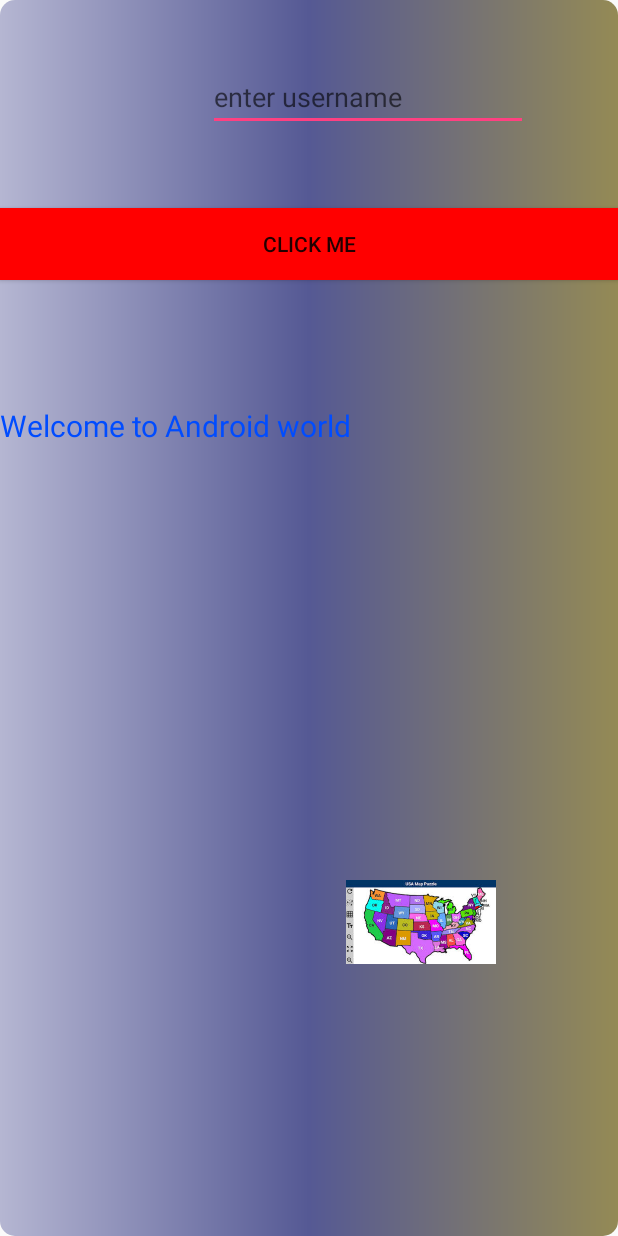
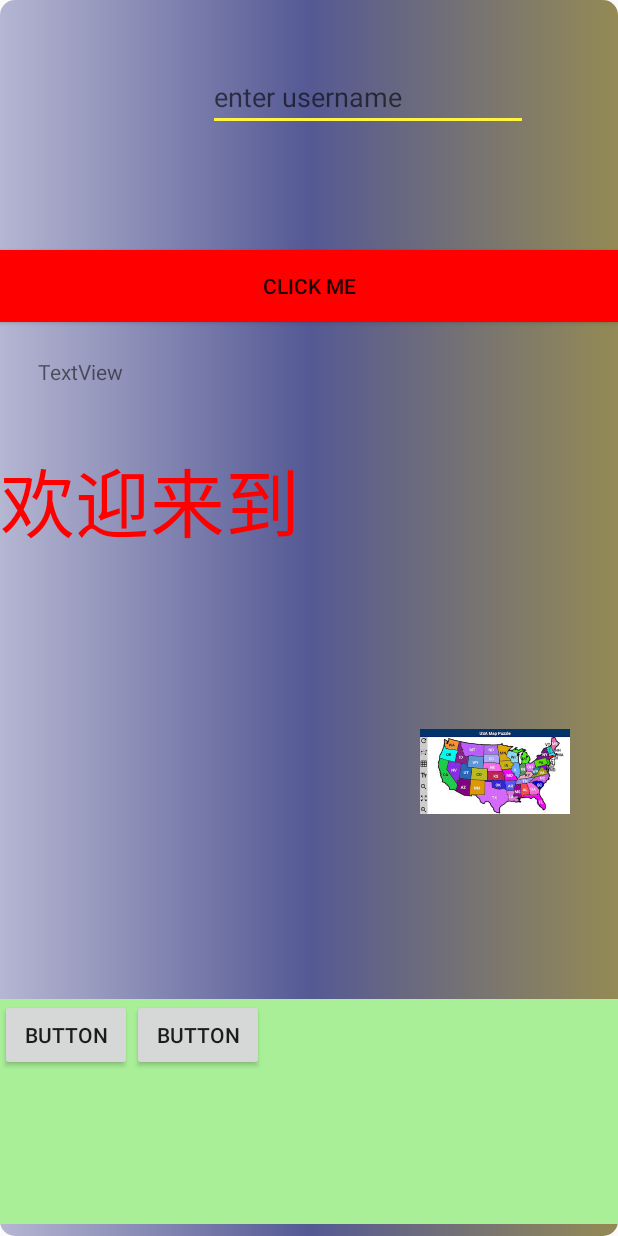
Before and after one commit to makansari/B21FirstProj, an Android app: the layout activity_main.xml on its own in the app's theme, with its tools: preview values and no code run, on a phone screen of 412 x 824 dp. Run offline under Robolectric (Android 15) with nearby library versions, the phone set to English and light mode, and no system bars.

Commit message:
third commit

```diff
--- /dev/null
+++ b/app/src/main/res/layout-land/activity_main.xml
@@ -0,0 +1,7 @@
+<?xml version="1.0" encoding="utf-8"?>
+<android.support.constraint.ConstraintLayout
+    xmlns:android="http://schemas.android.com/apk/res/android" android:layout_width="match_parent"
+    android:layout_height="match_parent"
+    android:background="#ff0">
+
+</android.support.constraint.ConstraintLayout>
--- a/app/src/main/res/layout/activity_main.xml
+++ b/app/src/main/res/layout/activity_main.xml
@@ -5,41 +5,42 @@
     android:layout_width="match_parent"
     android:layout_height="match_parent"
     android:background="@drawable/mygradient"
-    tools:context=".MainActivity">
+    tools:context=".MainActivity"
+    tools:layout_editor_absoluteY="25dp">
 
     <TextView
         android:id="@+id/textView"
+        style="@style/child_style"
         android:layout_width="match_parent"
         android:layout_height="wrap_content"
-        android:layout_marginBottom="139dp"
-        android:layout_marginTop="270dp"
-        android:text="Welcome to Android world"
-        android:textColor="#004cff"
-        android:textSize="20sp"
+        android:text="@string/mystring"
+
         app:layout_constraintBottom_toTopOf="@+id/imageView"
-        app:layout_constraintLeft_toLeftOf="parent"
-        app:layout_constraintRight_toRightOf="parent"
-        app:layout_constraintTop_toTopOf="parent" />
+        app:layout_constraintEnd_toEndOf="parent"
+        app:layout_constraintStart_toStartOf="parent"
+        app:layout_constraintTop_toBottomOf="@+id/button" />
 
     <Button
         android:id="@+id/button"
-        android:layout_width="match_parent"
+        android:layout_width="0dp"
         android:layout_height="wrap_content"
-        android:layout_marginBottom="83dp"
+        android:layout_marginBottom="82dp"
+        android:background="@drawable/button_background"
         android:text="CLICK ME"
-        android:background="@drawable/button_background"
+
         app:layout_constraintBottom_toTopOf="@+id/textView"
         app:layout_constraintEnd_toEndOf="parent"
-        app:layout_constraintStart_toStartOf="parent" />
+        app:layout_constraintStart_toStartOf="parent"
+        app:layout_constraintTop_toBottomOf="@+id/editText" />
 
     <ImageView
         android:id="@+id/imageView"
         android:layout_width="100dp"
         android:layout_height="0dp"
-        android:layout_marginBottom="31dp"
-        android:layout_marginEnd="81dp"
-        app:layout_constraintBottom_toBottomOf="parent"
-        app:layout_constraintEnd_toEndOf="parent"
+        android:layout_marginBottom="8dp"
+        android:layout_marginEnd="32dp"
+        app:layout_constraintBottom_toTopOf="@+id/linearLayout"
+        app:layout_constraintEnd_toEndOf="@+id/textView"
         app:layout_constraintTop_toBottomOf="@+id/textView"
         app:srcCompat="@drawable/usa" />
 
@@ -47,12 +48,49 @@
         android:id="@+id/editText"
         android:layout_width="wrap_content"
         android:layout_height="wrap_content"
+        android:layout_marginBottom="79dp"
         android:layout_marginEnd="60dp"
         android:layout_marginTop="42dp"
         android:ems="10"
         android:hint="enter username"
         android:inputType="textPersonName"
+        app:layout_constraintBottom_toTopOf="@+id/button"
         app:layout_constraintEnd_toEndOf="parent"
         app:layout_constraintTop_toTopOf="parent" />
 
+    <LinearLayout
+        android:id="@+id/linearLayout"
+        android:layout_width="match_parent"
+        android:layout_height="150dp"
+        android:layout_marginBottom="8dp"
+        android:background="#a9ef98"
+        android:orientation="horizontal"
+        app:layout_constraintBottom_toBottomOf="parent"
+        app:layout_constraintEnd_toEndOf="parent"
+        app:layout_constraintStart_toStartOf="parent"
+        app:layout_constraintTop_toBottomOf="@+id/imageView">
+
+        <Button
+            android:id="@+id/button2"
+            android:layout_width="wrap_content"
+            android:layout_height="wrap_content"
+            android:text="Button" />
+
+        <Button
+            android:id="@+id/button3"
+            android:layout_width="wrap_content"
+            android:layout_height="wrap_content"
+            android:text="Button" />
+    </LinearLayout>
+
+    <TextView
+        android:id="@+id/textView2"
+        android:layout_width="wrap_content"
+        android:layout_height="wrap_content"
+        android:layout_marginStart="25dp"
+        android:layout_marginTop="23dp"
+        android:text="TextView"
+        app:layout_constraintStart_toStartOf="parent"
+        app:layout_constraintTop_toBottomOf="@+id/button" />
+
 </android.support.constraint.ConstraintLayout>
--- a/app/src/main/res/values/colors.xml
+++ b/app/src/main/res/values/colors.xml
@@ -1,8 +1,8 @@
 <?xml version="1.0" encoding="utf-8"?>
 <resources>
-    <color name="colorPrimary">#3F51B5</color>
-    <color name="colorPrimaryDark">#303F9F</color>
-    <color name="colorAccent">#FF4081</color>
+    <color name="colorPrimary">#b53f4b</color>
+    <color name="colorPrimaryDark">#2b6b27</color>
+    <color name="colorAccent">#fff540</color>
 
     <color name="colour_red"> #f00</color>
     <color name="colour_green">#22ff00</color>
--- a/app/src/main/res/values/strings.xml
+++ b/app/src/main/res/values/strings.xml
@@ -1,3 +1,6 @@
 <resources>
     <string name="app_name">B21FirstProj</string>
+
+    <string name="mystring"> 欢迎来到</string>
+    <string name="mytest">Welcome guys</string>
 </resources>
--- a/app/src/main/res/values/styles.xml
+++ b/app/src/main/res/values/styles.xml
@@ -8,4 +8,16 @@
         <item name="colorAccent">@color/colorAccent</item>
     </style>
 
+
+    <style name="mystyle" parent="AppTheme">
+        <item name="android:textSize"> 50dp</item>
+        <item name="android:textColor">#f0f</item>
+    </style>
+
+    <style name="child_style" parent="mystyle"  >
+        <item name="android:textColor">#f00</item>
+
+
+    </style>
+
 </resources>
```
Also changed, not shown: app/src/main/java/com/ansari/b21firstproj/MainActivity.kt (+21 -1 lines), app/src/main/java/com/ansari/b21firstproj/SecondActivity.kt (added, +17 -0 lines), app/src/main/res/layout/activity_second.xml (added, +21 -0 lines), app/src/main/res/layout/my_new_layout.xml (added, +39 -0 lines), 1 other file.
